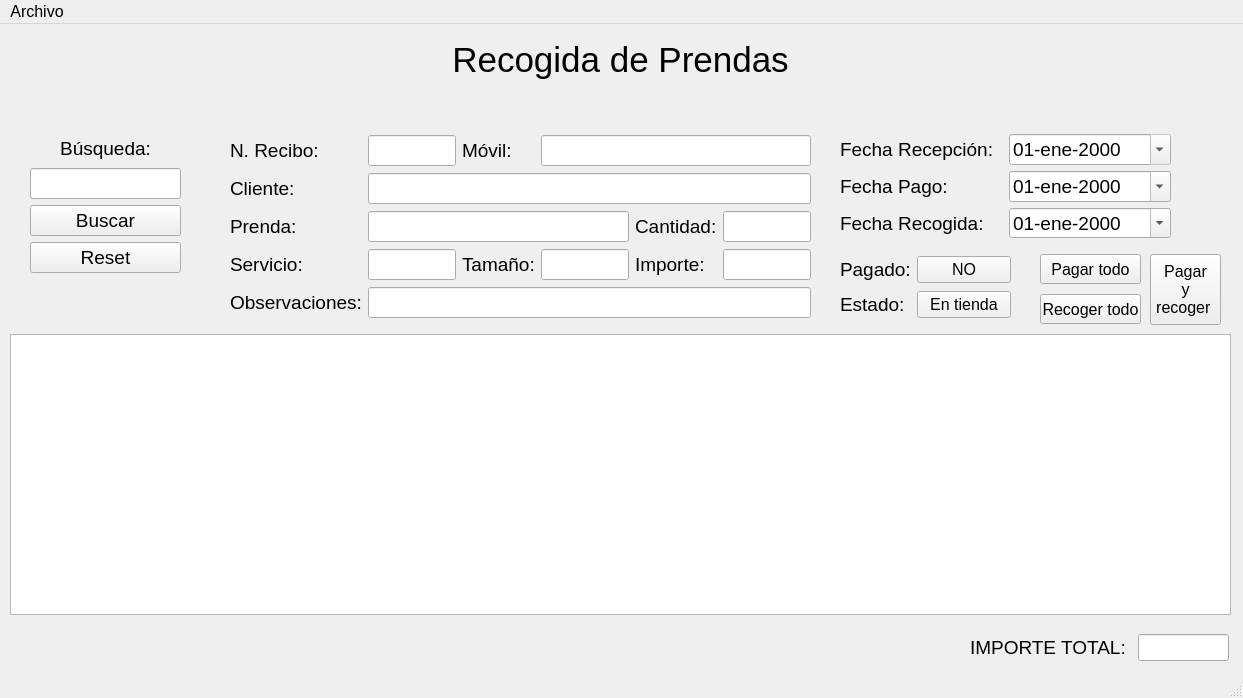
This is src/recog_prendas/recog_prendas.ui in germanbravolopez/laideal as Qt 5 draws it before an edit. The edited form follows.
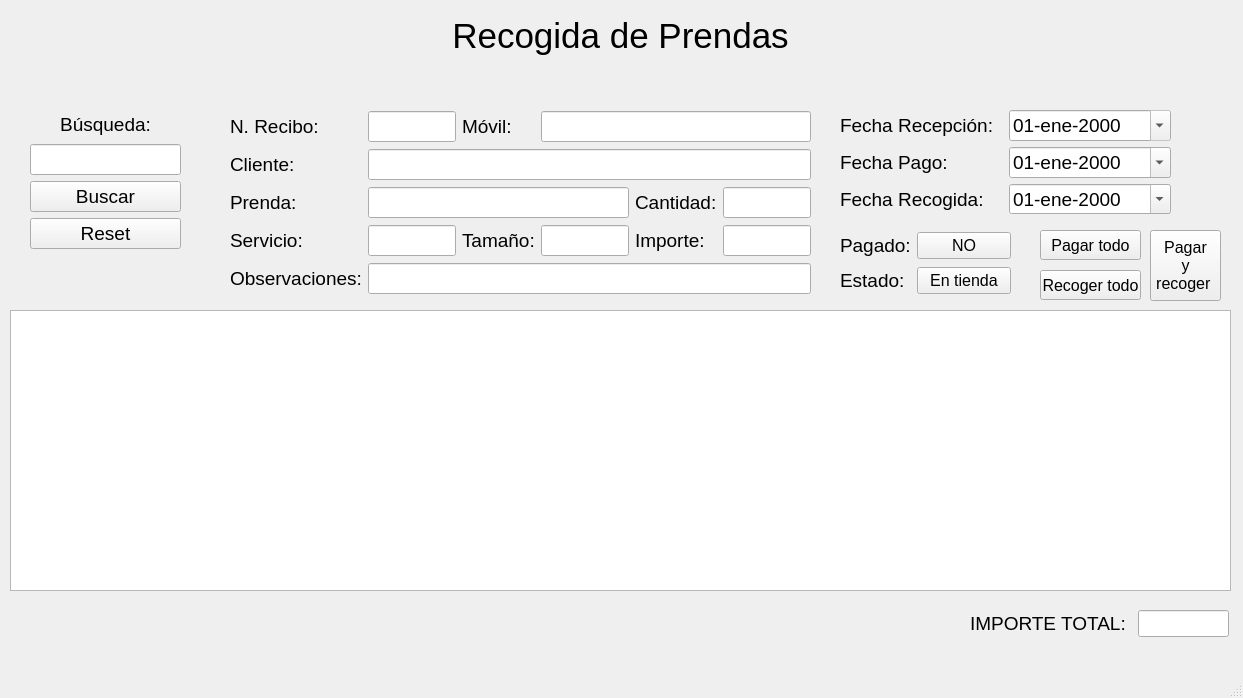
This is the edited form.

Commit message: remove taskbar

Patch:
```diff
--- a/src/recog_prendas/recog_prendas.ui
+++ b/src/recog_prendas/recog_prendas.ui
@@ -795,15 +795,14 @@
      <x>0</x>
      <y>0</y>
      <width>1243</width>
-     <height>27</height>
+     <height>21</height>
     </rect>
    </property>
-   <widget class="QMenu" name="menuArchivo">
-    <property name="title">
-     <string>Archivo</string>
-    </property>
-   </widget>
-   <addaction name="menuArchivo"/>
+   <property name="font">
+    <font>
+     <pointsize>9</pointsize>
+    </font>
+   </property>
   </widget>
   <widget class="QStatusBar" name="statusbar"/>
   <action name="actionActualizar">
```
